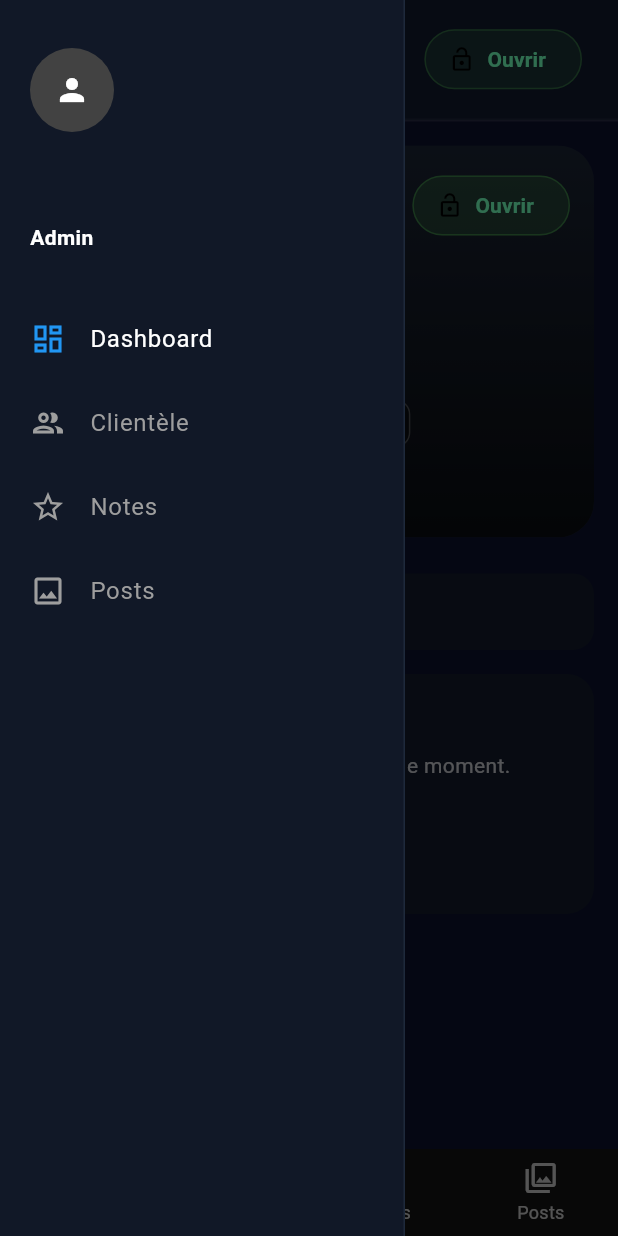
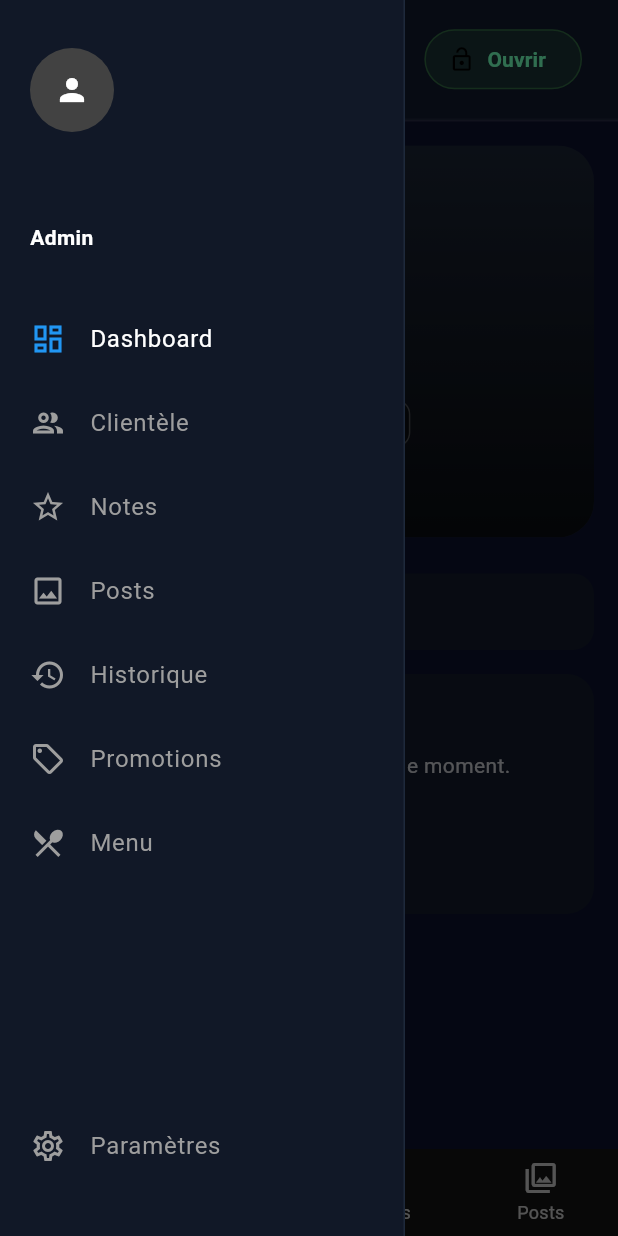
Before and after one commit to thas-dv/Cheza_App-, a Flutter app: the DashboardPage screen opened directly, with the side drawer open, on a phone screen of 412 x 824 dp. Run offline on Flutter 3.47's test engine with Material 3 defaults, Android fonts, the phone set to English and light mode, and no system bars; our stand-ins replace country_picker, flutter_riverpod, geolocator, image_picker, shared_preferences, supabase_flutter; missing offline and left inert: media_kit, media_kit_video; accounts and stored records are empty.

Commit message:
Réanalyse l'etat du dashboard

```diff
--- a/lib/features/dashboard/data/datasources/dashboard_controller.dart
+++ b/lib/features/dashboard/data/datasources/dashboard_controller.dart
@@ -47,10 +47,12 @@ class DashboardController extends StateNotifier<DashboardState> {
       state = state.copyWith(
         placeId: place.id,
         placeName: place.name,
-           placeImageUrl: _normalizeImageUrl(place.photoUrl),
+        placeImageUrl: _normalizeImageUrl(place.photoUrl),
         placeAddress: place.address,
         placeDescription: place.typePlace,
         adminName: admin.name,
+        placeOpenedFromDb: place.isOpened,
+        isOpen: place.isOpened,
       );
       await refreshActiveParty();
     } catch (_) {
@@ -71,7 +73,7 @@ class DashboardController extends StateNotifier<DashboardState> {
       ref.read(activePartyIdProvider.notifier).state = null;
       ref.read(dashboardStatsProvider.notifier).clear();
       state = state.copyWith(
-        isOpen: false,
+        isOpen: state.placeOpenedFromDb,
         activePartyId: null,
         partyName: '',
         openTime: null,
@@ -85,7 +87,7 @@ class DashboardController extends StateNotifier<DashboardState> {
     }
     ref.read(activePartyIdProvider.notifier).state = party.id;
     state = state.copyWith(
-      isOpen: true,
+      placeOpenedFromDb: true,
       activePartyId: party.id,
       partyName: party.name,
       openTime: party.dateStarted,
@@ -95,7 +97,8 @@ class DashboardController extends StateNotifier<DashboardState> {
     await _refreshStats(party.id);
     _setupRealtime(party.id);
   }
-//////////////////////////////////////////
+
+  //////////////////////////////////////////
   String? _normalizeImageUrl(String? rawUrl) {
     if (rawUrl == null) return null;
     final trimmed = rawUrl.trim();
@@ -125,17 +128,20 @@ class DashboardController extends StateNotifier<DashboardState> {
         );
 
         if (!closed) return false;
+        state = state.copyWith(isOpen: false, placeOpenedFromDb: false);
       } else {
         final createParty = ref.read(createPartyUseCaseProvider);
         final now = DateTime.now();
         final createdId = await createParty(
           placeId: state.placeId!,
-          name: 'Session ${state.placeName} - ${now.day.toString().padLeft(2, '0')}/${now.month.toString().padLeft(2, '0')}',
+          name:
+              'Session ${state.placeName} - ${now.day.toString().padLeft(2, '0')}/${now.month.toString().padLeft(2, '0')}',
           openedAt: now,
           closedAt: now.add(const Duration(hours: 12)),
         );
 
         if (createdId == null) return false;
+        state = state.copyWith(isOpen: true, placeOpenedFromDb: true);
       }
 
       await refreshActiveParty();
@@ -146,6 +152,7 @@ class DashboardController extends StateNotifier<DashboardState> {
       state = state.copyWith(isStatusUpdating: false);
     }
   }
+
   /////////////////////////////////////////////
   Future<void> _refreshStats(int partyId) async {
     final stats = await ref.read(loadDashboardStatsUseCaseProvider)(partyId);
--- a/lib/features/dashboard/data/repositories/dashboard_repository_impl.dart
+++ b/lib/features/dashboard/data/repositories/dashboard_repository_impl.dart
@@ -28,10 +28,21 @@ class DashboardRepositoryImpl implements DashboardRepository {
     return PlaceInfo(
       id: placeId,
       name: (place['name'] ?? 'Nom du Lieu') as String,
+      isOpened: _asBool(place['opened']),
       photoUrl: place['photo_url'] as String?,
       address: place['address'] as String?,
       typePlace: place['type_place'] as String?,
     );
+  }
+
+  bool _asBool(dynamic value) {
+    if (value is bool) return value;
+    if (value is num) return value != 0;
+    if (value is String) {
+      final normalized = value.trim().toLowerCase();
+      return normalized == 'true' || normalized == '1' || normalized == 't';
+    }
+    return false;
   }
 
   @override
--- a/lib/features/dashboard/domain/entities/place_info.dart
+++ b/lib/features/dashboard/domain/entities/place_info.dart
@@ -5,8 +5,9 @@ class PlaceInfo {
     this.photoUrl,
     this.address,
     this.typePlace,
+    required this.isOpened,
   });
-
+  final bool isOpened;
   final int id;
   final String name;
   final String? photoUrl;
--- a/lib/features/dashboard/presentation/pages/dashboard_page.dart
+++ b/lib/features/dashboard/presentation/pages/dashboard_page.dart
@@ -2220,14 +2220,20 @@ import 'package:cheza_app/features/dashboard/presentation/widgets/tabs/clientele
 import 'package:cheza_app/features/dashboard/presentation/widgets/tabs/note_tab.dart';
 import 'package:cheza_app/features/dashboard/presentation/widgets/tabs/posts_tab.dart';
 import 'package:cheza_app/services/supabase_network_service.dart';
-
+import 'package:cheza_app/features/dashboard/presentation/widgets/tabs/history_tab.dart';
+import 'package:cheza_app/features/dashboard/presentation/widgets/tabs/menu_tab.dart';
+import 'package:cheza_app/features/dashboard/presentation/widgets/tabs/settings_tab.dart';
+import 'package:cheza_app/features/promotions/presentation/pages/promotions_page.dart';
 class DashboardPage extends ConsumerWidget {
   static const _topTabs = [0, 1, 2, 3];
   const DashboardPage({super.key});
-  Widget _buildSidebar(WidgetRef ref, DashboardState state) {
+  Widget _buildSidebar(BuildContext context, WidgetRef ref, DashboardState state) {
     return Sidebar(
       selectedIndex: state.selectedIndex,
       onSelect: (index) {
+        if (Navigator.canPop(context)) {
+          Navigator.of(context).pop();
+        }
         ref.read(dashboardControllerProvider.notifier).setSelectedIndex(index);
       },
     );
@@ -2250,10 +2256,10 @@ class DashboardPage extends ConsumerWidget {
           child: NetworkToastWrapper(
             child: Scaffold(
               backgroundColor: AppColors.background,
-              drawer: !isDesktop ? _buildSidebar(ref, state) : null,
+                  drawer: !isDesktop ? _buildSidebar(context, ref, state):null,
               body: Row(
                 children: [
-                  if (isDesktop) _buildSidebar(ref, state),
+                   if (isDesktop) _buildSidebar(context, ref, state),
                   Expanded(
                     child: Column(
                       children: [
@@ -2334,7 +2340,7 @@ class DashboardPage extends ConsumerWidget {
       case 0:
         return ModernHomeWidget(
           state: state,
-          onToggleStatus: notifier.togglePlaceStatus,
+
         );
       case 1:
         return ClienteleTab(
@@ -2347,6 +2353,18 @@ class DashboardPage extends ConsumerWidget {
       case 2:
         return NoteTab(onBack: () => notifier.setSelectedIndex(0));
       case 3:
+       case 4:
+        return HistoryTab(placeId: state.placeId);
+      case 5:
+        return PromotionsPage(
+          placeId: state.placeId,
+          activePartyId: state.activePartyId,
+          placeName: state.placeName,
+        );
+      case 6:
+        return const MenuTab();
+      case 7:
+        return const SettingsTab();
         return PostsTab(onBack: () => notifier.setSelectedIndex(0));
       default:
         return const Center(
--- a/lib/features/dashboard/presentation/pages/modern_home_widget.dart
+++ b/lib/features/dashboard/presentation/pages/modern_home_widget.dart
@@ -6,12 +6,12 @@ import 'package:flutter/material.dart';
 
 class ModernHomeWidget extends StatelessWidget {
   final DashboardState state;
-    final VoidCallback onToggleStatus;
+
 
   const ModernHomeWidget({
     super.key,
     required this.state,
-    required this.onToggleStatus,
+
   });
 
   @override
@@ -31,8 +31,7 @@ class ModernHomeWidget extends StatelessWidget {
               posts: state.posts,
               notes: state.notes,
               engagement: state.engagement,
-              onToggleStatus: onToggleStatus,
-              isStatusUpdating: state.isStatusUpdating,
+
             ),
             const SizedBox(height: 24),
             _SectionTitle(title: 'Informations du lieu'),
--- a/lib/features/dashboard/presentation/widgets/hero_place_card.dart
+++ b/lib/features/dashboard/presentation/widgets/hero_place_card.dart
@@ -9,8 +9,7 @@ class HeroPlaceCard extends StatelessWidget {
   final int posts;
   final int notes;
   final int engagement;
-  final bool isStatusUpdating;
-  final VoidCallback onToggleStatus;
+
   const HeroPlaceCard({
     super.key,
     required this.placeName,
@@ -21,13 +20,11 @@ class HeroPlaceCard extends StatelessWidget {
     required this.posts,
     required this.notes,
     required this.engagement,
-    required this.isStatusUpdating,
-    required this.onToggleStatus,
   });
 
   @override
   Widget build(BuildContext context) {
-      final isMobile = MediaQuery.of(context).size.width < 700;
+    final isMobile = MediaQuery.of(context).size.width < 700;
     return ClipRRect(
       borderRadius: BorderRadius.circular(24),
       child: Stack(
@@ -72,39 +69,7 @@ class HeroPlaceCard extends StatelessWidget {
               ),
             ),
           ),
-          Positioned(
-            top: 16,
-            right: 16,
-            child: FilledButton.tonalIcon(
-              onPressed: isStatusUpdating ? null : onToggleStatus,
-              icon: isStatusUpdating
-                  ? const SizedBox(
-                      width: 16,
-                      height: 16,
-                      child: CircularProgressIndicator(strokeWidth: 2),
-                    )
-                  : Icon(
-                      isOpen ? Icons.lock_outline : Icons.lock_open_outlined,
-                    ),
-              style: FilledButton.styleFrom(
-                backgroundColor: isOpen
-                    ? Colors.red.withOpacity(0.2)
-                    : Colors.green.withOpacity(0.2),
-                side: BorderSide(
-                  color: isOpen
-                      ? Colors.red.withOpacity(0.5)
-                      : Colors.green.withOpacity(0.5),
-                ),
-              ),
-              label: Text(
-                isOpen ? 'Fermer' : 'Ouvrir',
-                style: TextStyle(
-                  color: isOpen ? Colors.redAccent : Colors.greenAccent,
-                  fontWeight: FontWeight.w700,
-                ),
-              ),
-            ),
-          ),
+
           Positioned(
             left: 24,
             right: 24,
@@ -162,6 +127,7 @@ class HeroPlaceCard extends StatelessWidget {
     );
   }
 }
+
 class _StatBadge extends StatelessWidget {
   final String label;
   final String value;
@@ -182,7 +148,10 @@ class _StatBadge extends StatelessWidget {
         text: TextSpan(
           style: const TextStyle(color: Colors.white, fontSize: 12),
           children: [
-            TextSpan(text: '$label: ', style: const TextStyle(color: Colors.white70)),
+            TextSpan(
+              text: '$label: ',
+              style: const TextStyle(color: Colors.white70),
+            ),
             TextSpan(
               text: value,
               style: const TextStyle(fontWeight: FontWeight.w700),
--- a/lib/features/dashboard/presentation/widgets/layout/dashboard_state.dart
+++ b/lib/features/dashboard/presentation/widgets/layout/dashboard_state.dart
@@ -9,6 +9,7 @@ class DashboardState {
   final DateTime? openTime;
   final DateTime? closeTime;
   final int visitors;
+    final bool placeOpenedFromDb;
   final int posts;
   final int selectedIndex;
   final bool isStatusUpdating;
@@ -19,6 +20,7 @@ class DashboardState {
   final int notes;
   final int engagement;
   const DashboardState({
+    this.placeOpenedFromDb = false,
     this.isLoading = true,
     this.hasNetworkError = false,
     this.isOpen = false,
@@ -41,6 +43,7 @@ class DashboardState {
   });
 
   DashboardState copyWith({
+    bool? placeOpenedFromDb,
     bool? isLoading,
     bool? hasNetworkError,
     bool? isOpen,
@@ -66,6 +69,7 @@ class DashboardState {
       hasNetworkError: hasNetworkError ?? this.hasNetworkError,
       isOpen: isOpen ?? this.isOpen,
       placeId: placeId ?? this.placeId,
+      placeOpenedFromDb: placeOpenedFromDb ?? this.placeOpenedFromDb,
       placeName: placeName ?? this.placeName,
       placeImageUrl: placeImageUrl ?? this.placeImageUrl,
       adminName: adminName ?? this.adminName,
--- a/lib/features/dashboard/presentation/widgets/layout/sidebar.dart
+++ b/lib/features/dashboard/presentation/widgets/layout/sidebar.dart
@@ -51,14 +51,11 @@ class Sidebar extends ConsumerWidget {
           _item('Clientèle', Icons.group_outlined, 1),
           _item('Notes', Icons.star_outline, 2),
           _item('Posts', Icons.photo_outlined, 3),
-          // _item("Dashboard", Icons.dashboard_outlined, 0),
-          // _item("Posts", Icons.photo_outlined, 1),
-          // _item("Clientèle", Icons.group_outlined, 2),
-          // _item("Promotions", Icons.local_offer_outlined, 3),
-
-          // const Spacer(),
-
-          // _item("Paramètres", Icons.settings_outlined, 4),
+         _item('Historique', Icons.history, 4),
+          _item('Promotions', Icons.local_offer_outlined, 5),
+          _item('Menu', Icons.restaurant_menu_outlined, 6),
+          const Spacer(),
+          _item('Paramètres', Icons.settings_outlined, 7),
         ],
       ),
     );
--- a/lib/services/supabase_service_parties.dart
+++ b/lib/services/supabase_service_parties.dart
@@ -185,6 +185,7 @@ class SupabaseServiceParties {
           })
           .select('id')
           .single();
+      await supabase.from('places').update({'opened': true}).eq('id', placeId);
 
       return res['id'] as int;
     } catch (e) {
```
